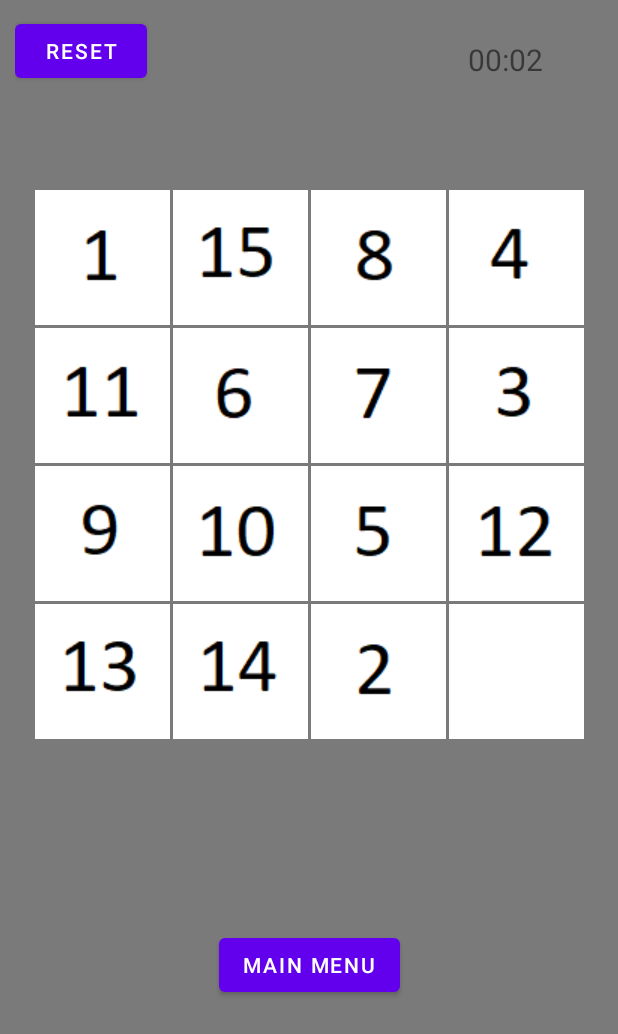
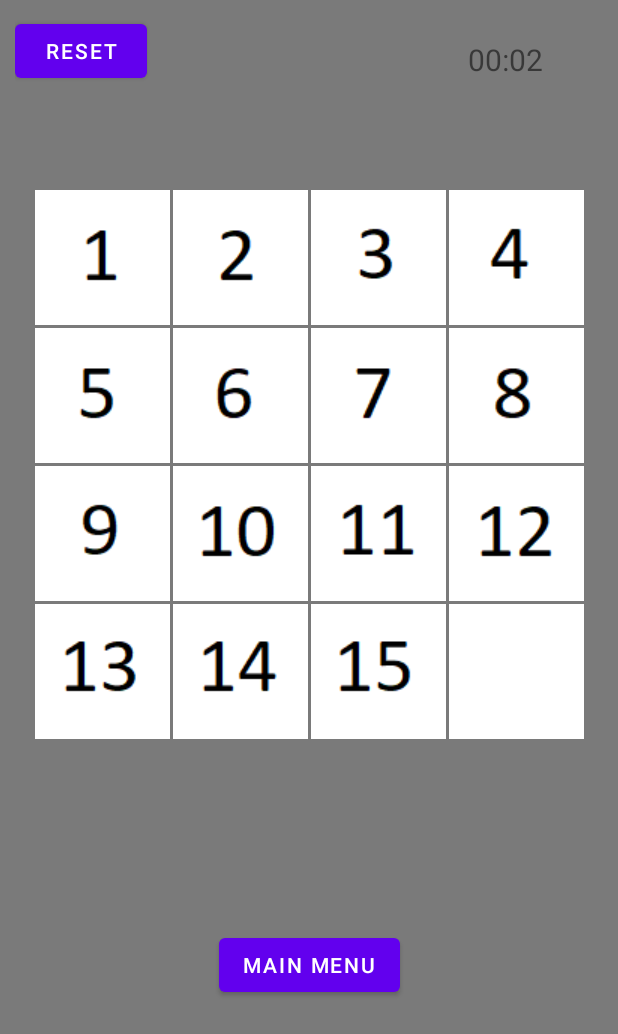
Before and after one commit to Appci11/Puzzle15, an Android app: the RandomGameActivity screen opened directly, with no data from a screen before it, on a phone screen of 412 x 824 dp. Shown: the top 1034 px of the screen. Run offline under Robolectric (Android 15) with nearby library versions, the phone set to English and light mode, and no system bars.

Commit message:
Random Game Logic Done

```diff
--- a/app/src/main/java/com/puzzle15/RandomGameActivity.java
+++ b/app/src/main/java/com/puzzle15/RandomGameActivity.java
@@ -1,15 +1,21 @@
 package com.puzzle15;
 
 import androidx.appcompat.app.AppCompatActivity;
+import androidx.constraintlayout.widget.ConstraintLayout;
 
+import android.content.Context;
 import android.content.Intent;
+import android.media.Image;
 import android.os.CountDownTimer;
+import android.util.Log;
 import android.view.View;
 import android.widget.Button;
 
 import android.os.Bundle;
+import android.widget.ImageView;
 import android.widget.TextView;
 
+import java.io.Console;
 import java.util.Timer;
 import java.util.TimerTask;
 
@@ -22,6 +28,10 @@ public class RandomGameActivity extends MainActivity {
     TimerTask timerTask;
     Double time = 0.0;
 
+    private ConstraintLayout gameTileHolder;
+    private ImageView[][] gameTiles = new ImageView[4][4];
+
+
     @Override
     protected void onCreate(Bundle savedInstanceState) {
         super.onCreate(savedInstanceState);
@@ -29,10 +39,59 @@ public class RandomGameActivity extends MainActivity {
 
         Button menu = findViewById(R.id.random_game_main_menu_button);
         Button resetGame = findViewById(R.id.ResetBtn);
+
+        gameTileHolder = findViewById(R.id.gameTilesHolder);
+
         timerText = findViewById(R.id.textView_countdown);
         timer = new Timer();
         startTimer();
 
+        //Game board setup
+
+        for (int row = 0; row < gameTiles.length; row++){
+            for (int column = 0; column < gameTiles[0].length; column++){
+                int gameTileIndex = row * (gameTiles.length)+ column;
+
+                ImageView gameTile = (ImageView) gameTileHolder.getChildAt(gameTileIndex);
+
+                if(gameTileIndex == 15) { //quick hack for last piece
+                    int resourceIndex = getDrawableIdFromGameTileIndex(0);
+                    gameTile.setImageResource(resourceIndex);
+                    gameTile.setContentDescription(String.valueOf(0));
+
+                    int finalRow = row;
+                    int finalColumn = column;
+                    gameTile.setOnClickListener(new View.OnClickListener(){
+                        @Override
+                        public void onClick(View view){
+                            checkBoardChanges(gameTile, finalRow, finalColumn);
+                        }
+                    });
+
+                    gameTiles[row][column] = gameTile;
+
+                    return;
+                }
+
+                int resourceIndex = getDrawableIdFromGameTileIndex(gameTileIndex + 1);
+
+
+
+                gameTile.setImageResource(resourceIndex);
+                gameTile.setContentDescription(String.valueOf(gameTileIndex + 1));
+
+                int finalRow = row;
+                int finalColumn = column;
+                gameTile.setOnClickListener(new View.OnClickListener(){
+                    @Override
+                    public void onClick(View view){
+                        checkBoardChanges(gameTile, finalRow, finalColumn);
+                    }
+                });
+
+                gameTiles[row][column] = gameTile;
+            }
+        }
         menu.setOnClickListener(new View.OnClickListener() {
             @Override
             public void onClick(View view) {
@@ -46,9 +105,63 @@ public class RandomGameActivity extends MainActivity {
                   Intent intent = new Intent(RandomGameActivity.this, RandomGameActivity.class);
                   startActivity(intent);
              }
+        });
+
     }
-       );
+
+    private void checkBoardChanges(ImageView gameTile, int row, int column){
+
+        Log.v("Image Clicked", String.valueOf(gameTile.getContentDescription()) + " " + row + " " + column);
+
+        //check around the tile for empty spots
+
+        //check left gameTiles[row][column-1].getContentDescription()=="0"
+
+        //Log.v("Image Clicked", String.valueOf(String.valueOf(gameTiles[row][column-1].getContentDescription())));
+
+        if(column != 0 && String.valueOf(gameTiles[row][column-1].getContentDescription()).equals("0")){
+            //left is empty! Move to the left
+            moveTile(gameTile, gameTiles[row][column-1]);
+        } //check right
+        else if (column != gameTiles[0].length - 1 && String.valueOf(gameTiles[row][column+1].getContentDescription()).equals("0")){
+            moveTile(gameTile, gameTiles[row][column+1]);
+        } //check up
+        else if (row != 0 && String.valueOf(gameTiles[row-1][column].getContentDescription()).equals("0")){
+            moveTile(gameTile, gameTiles[row-1][column]);
+        } //check down
+        else if (row != gameTiles.length - 1 && String.valueOf(gameTiles[row+1][column].getContentDescription()).equals("0")){
+            moveTile(gameTile, gameTiles[row+1][column]);
         }
+
+        checkWinConditions();
+    }
+
+    private void moveTile(ImageView movingTile, ImageView receivingTile){
+        String description = String.valueOf(receivingTile.getContentDescription());
+
+        receivingTile.setContentDescription(movingTile.getContentDescription());
+        receivingTile.setImageResource(getDrawableIdFromGameTileIndex(Integer.parseInt(String.valueOf(movingTile.getContentDescription()))));
+
+        movingTile.setContentDescription(description);
+        movingTile.setImageResource(getDrawableIdFromGameTileIndex(Integer.parseInt(description)));
+
+    }
+
+    private void checkWinConditions(){
+        for (int row = 0; row < gameTiles.length; row++) {
+            for (int column = 0; column < gameTiles[0].length; column++) {
+                int gameTileIndex = row * (gameTiles.length)+ column;
+                if(gameTileIndex == 15) {
+                    //win
+                    Log.v("Win", "Win");
+                }
+                if(gameTiles[row][column].getContentDescription() != String.valueOf(gameTileIndex + 1)){
+                    return;
+                }
+            }
+        }
+    }
+
     private void startTimer() {
         timerTask = new TimerTask() {
             @Override
@@ -68,6 +181,29 @@ public class RandomGameActivity extends MainActivity {
             }
         };
         timer.scheduleAtFixedRate(timerTask, 0, 1000);
+    }
 
+
+    private int getDrawableIdFromGameTileIndex(int index){
+        switch (index){
+            case(1): return R.drawable.nr1;
+            case(2): return R.drawable.nr2;
+            case(3): return R.drawable.nr3;
+            case(4): return R.drawable.nr4;
+            case(5): return R.drawable.nr5;
+            case(6): return R.drawable.nr6;
+            case(7): return R.drawable.nr7;
+            case(8): return R.drawable.nr8;
+            case(9): return R.drawable.nr9;
+            case(10): return R.drawable.nr10;
+            case(11): return R.drawable.nr11;
+            case(12): return R.drawable.nr12;
+            case(13): return R.drawable.nr13;
+            case(14): return R.drawable.nr14;
+            case(15): return R.drawable.nr15;
+            case(0): return R.drawable.empty;
+            default:
+                throw new IllegalStateException("Unexpected value: " + index);
         }
     }
+}
--- a/app/src/main/res/layout/activity_random_game.xml
+++ b/app/src/main/res/layout/activity_random_game.xml
@@ -10,7 +10,7 @@
 
 
     <androidx.constraintlayout.widget.ConstraintLayout
-        android:id="@+id/constraintLayout"
+        android:id="@+id/gameTilesHolder"
         android:layout_width="wrap_content"
         android:layout_height="wrap_content"
         android:layout_marginStart="32dp"
@@ -189,7 +189,7 @@
         app:layout_constraintBottom_toBottomOf="parent"
         app:layout_constraintEnd_toEndOf="parent"
         app:layout_constraintStart_toStartOf="parent"
-        app:layout_constraintTop_toBottomOf="@+id/constraintLayout" />
+        app:layout_constraintTop_toBottomOf="@+id/gameTilesHolder" />
 
     <TextView
         android:id="@+id/textView_countdown"
```
Lines whose indentation alone changed are shown as unchanged.
